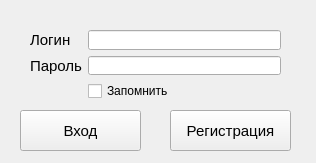
Qt form Messanger/Messanger/design.ui (ShiWarai/quinkokolobicky) before a commit.
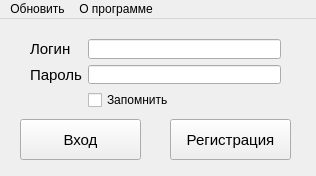
The same form after that commit. Icons and pictures are not drawn.

What changed in the file:
```diff
--- a/Messanger/Messanger/design.ui
+++ b/Messanger/Messanger/design.ui
@@ -7,19 +7,19 @@
     <x>0</x>
     <y>0</y>
     <width>316</width>
-    <height>163</height>
+    <height>176</height>
    </rect>
   </property>
   <property name="minimumSize">
    <size>
     <width>316</width>
-    <height>163</height>
+    <height>176</height>
    </size>
   </property>
   <property name="maximumSize">
    <size>
     <width>316</width>
-    <height>163</height>
+    <height>176</height>
    </size>
   </property>
   <property name="focusPolicy">
@@ -40,7 +40,7 @@
     <property name="geometry">
      <rect>
       <x>20</x>
-      <y>110</y>
+      <y>100</y>
       <width>121</width>
       <height>41</height>
      </rect>
@@ -61,7 +61,7 @@
     <property name="geometry">
      <rect>
       <x>170</x>
-      <y>110</y>
+      <y>100</y>
       <width>121</width>
       <height>41</height>
      </rect>
@@ -82,7 +82,7 @@
     <property name="geometry">
      <rect>
       <x>30</x>
-      <y>30</y>
+      <y>20</y>
       <width>251</width>
       <height>71</height>
      </rect>
@@ -136,6 +136,56 @@
     </layout>
    </widget>
   </widget>
+  <widget class="QMenuBar" name="menuBar">
+   <property name="geometry">
+    <rect>
+     <x>0</x>
+     <y>0</y>
+     <width>316</width>
+     <height>22</height>
+    </rect>
+   </property>
+   <widget class="QMenu" name="updater">
+    <property name="tearOffEnabled">
+     <bool>false</bool>
+    </property>
+    <property name="title">
+     <string>Обновить</string>
+    </property>
+    <property name="icon">
+     <iconset resource="resurs.qrc">
+      <normaloff>:/data/update_pic.png</normaloff>:/data/update_pic.png</iconset>
+    </property>
+    <property name="toolTipsVisible">
+     <bool>false</bool>
+    </property>
+    <addaction name="updater_2"/>
+   </widget>
+   <widget class="QMenu" name="about_pr">
+    <property name="title">
+     <string>О программе</string>
+    </property>
+    <addaction name="about_pr_2"/>
+    <addaction name="about_at"/>
+   </widget>
+   <addaction name="updater"/>
+   <addaction name="about_pr"/>
+  </widget>
+  <action name="updater_2">
+   <property name="text">
+    <string>Обновить</string>
+   </property>
+  </action>
+  <action name="about_pr_2">
+   <property name="text">
+    <string>О программе</string>
+   </property>
+  </action>
+  <action name="about_at">
+   <property name="text">
+    <string>О авторе</string>
+   </property>
+  </action>
  </widget>
  <resources>
   <include location="resurs.qrc"/>
```
